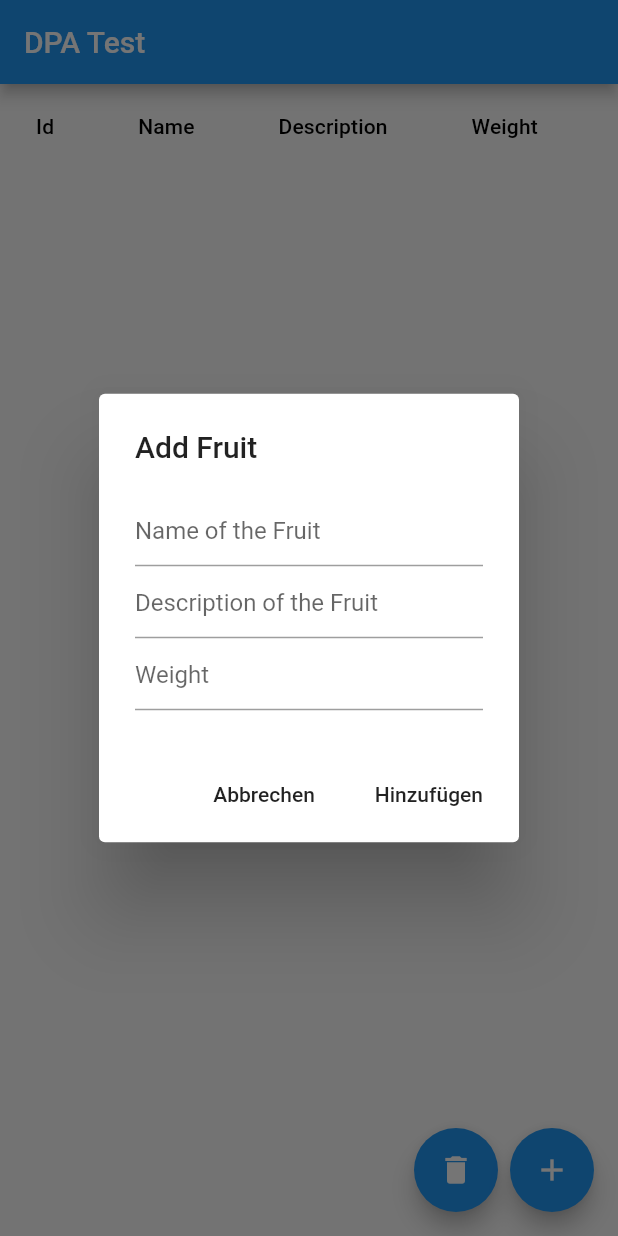
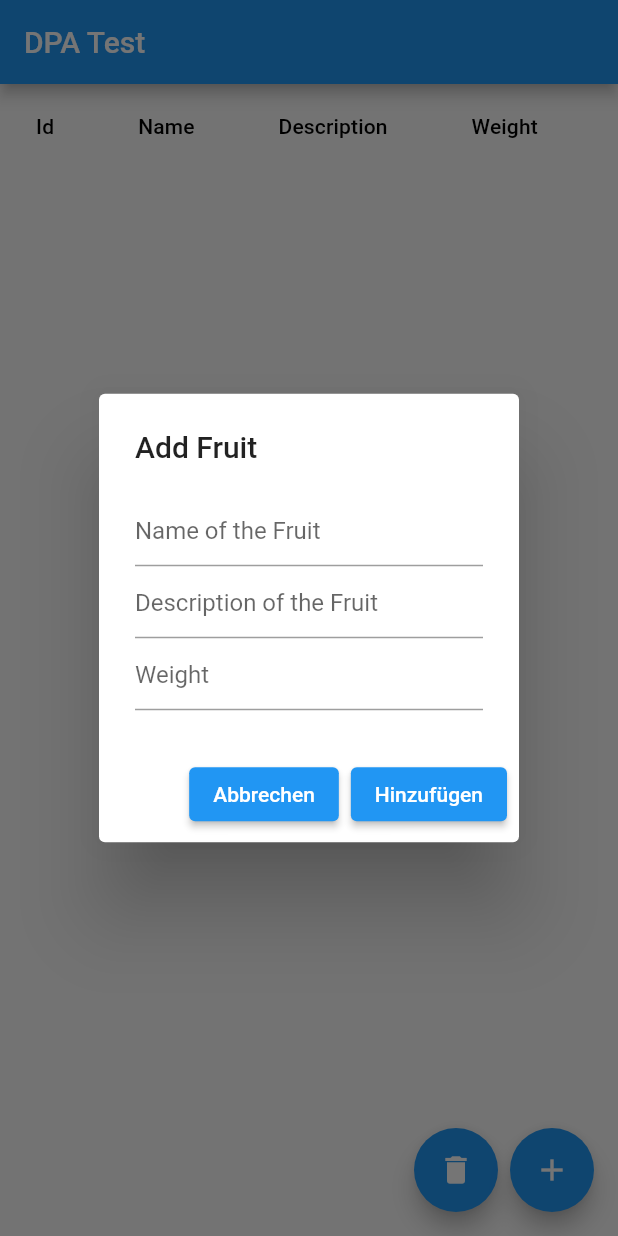
Before and after one commit to herrytco/sirius, a Flutter app: the screen it shows after launch, after a tap on the "add" icon, on a phone screen of 412 x 824 dp. Run offline on Flutter 3.47's test engine with Material 2 defaults, Android fonts, the phone set to English and light mode, and no system bars; our stand-ins replace sqflite; accounts and stored records are empty.

```diff
--- a/example/lib/add_fruit_dialog.dart
+++ b/example/lib/add_fruit_dialog.dart
@@ -77,11 +77,11 @@ class _AddFruitDialogState extends State<AddFruitDialog> {
         ),
       ),
       actions: <Widget>[
-        FlatButton(
+        ElevatedButton(
           child: Text("Abbrechen"),
           onPressed: () => Navigator.of(context).pop(),
         ),
-        FlatButton(
+        ElevatedButton(
           child: Text("Hinzufügen"),
           onPressed: _onSubmit,
         ),
--- a/lib/dpa.dart
+++ b/lib/dpa.dart
@@ -27,9 +27,10 @@ class DPA {
 
       if (!dbFile.existsSync()) {
         dbFile.createSync(recursive: true);
-        print("Successfully created database file.");
-      } else
-        print("Database file already exists.");
+        // print("Successfully created database file.");
+      } else {
+        // print("Database file already exists.");
+      }
 
       _database = await openDatabase(dbFile.path);
     }
@@ -37,7 +38,7 @@ class DPA {
     if (!_readyForCRUD) {
       for (DPARepository repo in _registeredRepositories) {
         await _database.execute(repo.createQuery);
-        print(repo.createQuery);
+        // print(repo.createQuery);
       }
 
       _readyForCRUD = true;
--- a/pubspec.yaml
+++ b/pubspec.yaml
@@ -1,6 +1,6 @@
 name: sirius
 description: An abstraction to make the use of SQFLite simpler and more attractive.
-version: 0.0.3
+version: 0.0.4
 homepage: https://github.com/herrytco/
 
 environment:
@@ -9,8 +9,8 @@ environment:
 dependencies:
   flutter:
     sdk: flutter
-  sqflite: ^1.1.8
-  path_provider: ^1.5.1
+  sqflite: ^2.0.0+3
+  path_provider: ^2.0.1
 
 dev_dependencies:
   flutter_test:
```
Also changed, not shown: example/pubspec.lock, pubspec.lock, 1 other file.
